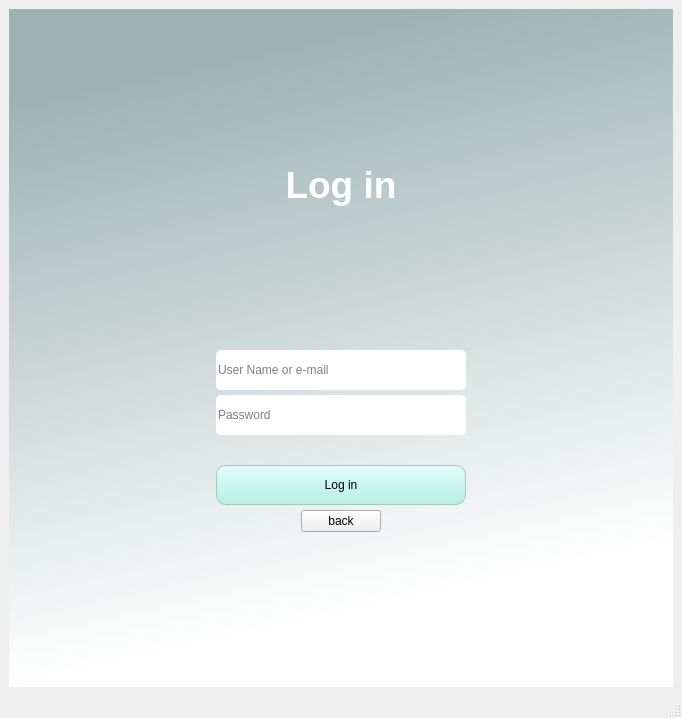
Old version of the form guicore/uis/login_screen.ui in the repository Igna11/billetera.
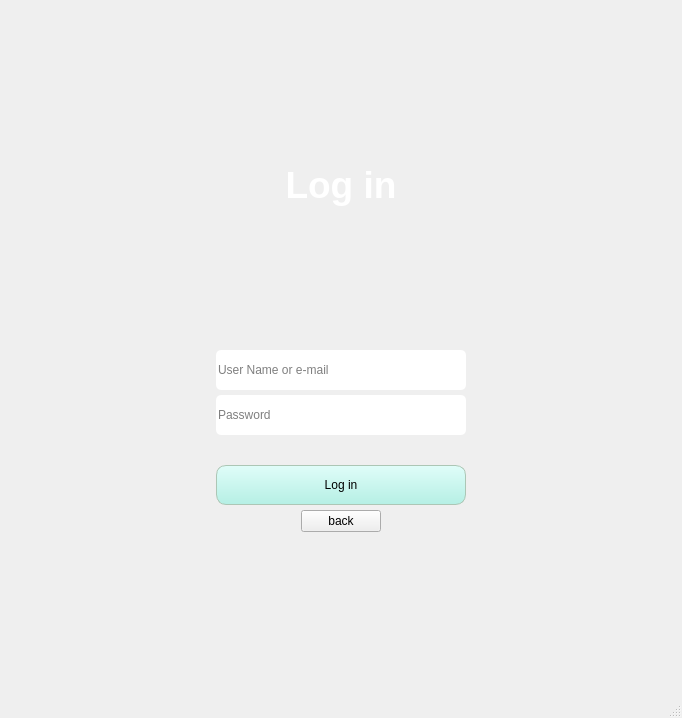
New version of the form.

```diff
--- a/guicore/uis/login_screen.ui
+++ b/guicore/uis/login_screen.ui
@@ -21,8 +21,7 @@
     <item>
      <widget class="QWidget" name="verticalWidget" native="true">
       <property name="styleSheet">
-       <string notr="true">QWidget#verticalWidget{
-background-color:qlineargradient(spread:pad, x1:0, y1:0, x2:0.207, y2:0.954545, stop:0.132159 rgba(156, 178, 178, 255), stop:1 rgba(255, 255, 255, 255))}</string>
+       <string notr="true"/>
       </property>
       <layout class="QVBoxLayout" name="verticalLayout" stretch="2">
        <property name="spacing">
```
Left out of the diff: 4 changed lines with no effect on the pictures.
